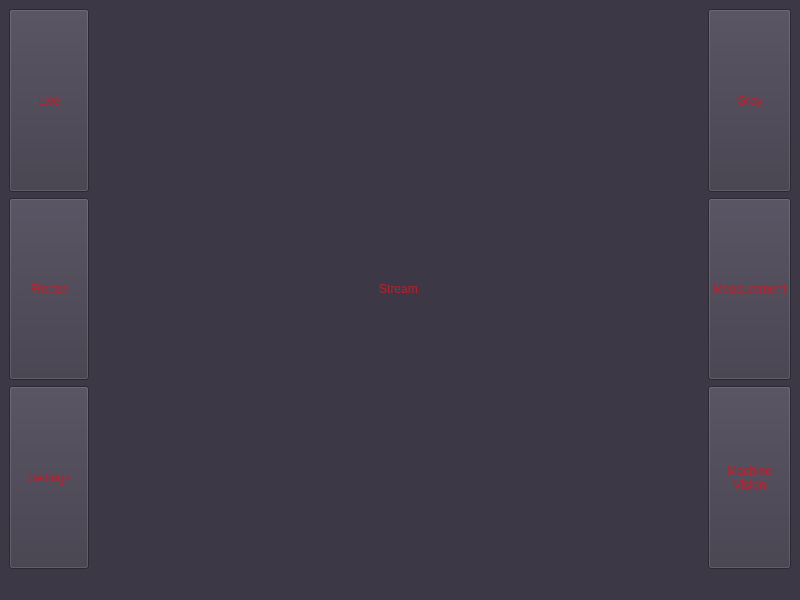
Above: src/view/ui_vision.ui from rajkane/vision before the change. Below: the same form after it.
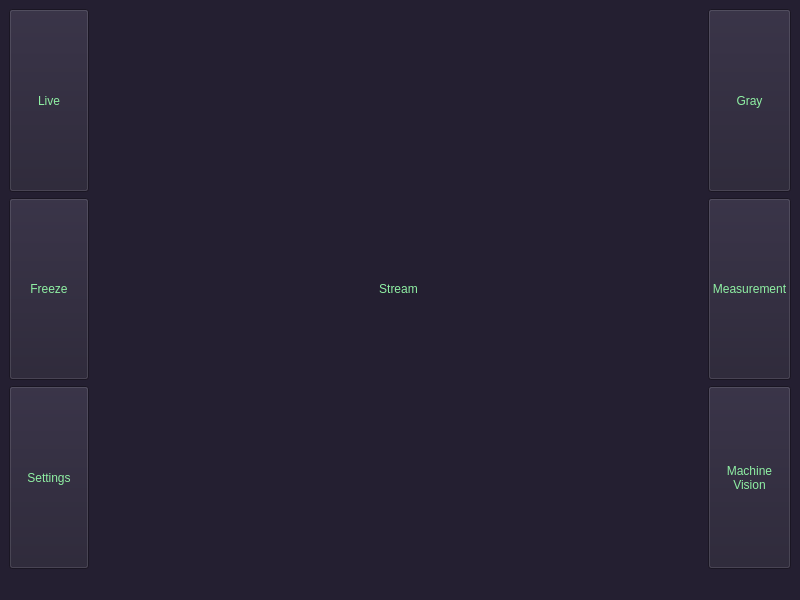
That is the form after the change.

Patch:
```diff
--- a/src/view/ui_vision.ui
+++ b/src/view/ui_vision.ui
@@ -20,8 +20,8 @@
    <bool>false</bool>
   </property>
   <property name="styleSheet">
-   <string notr="true">background-color: rgb(61, 56, 70);
-color: rgb(192, 28, 40);</string>
+   <string notr="true">background-color: rgb(36, 31, 49);
+color: rgb(143, 240, 164);</string>
   </property>
   <property name="unifiedTitleAndToolBarOnMac">
    <bool>true</bool>
```
Left out of the diff: 14 changed lines with no effect on the pictures.
